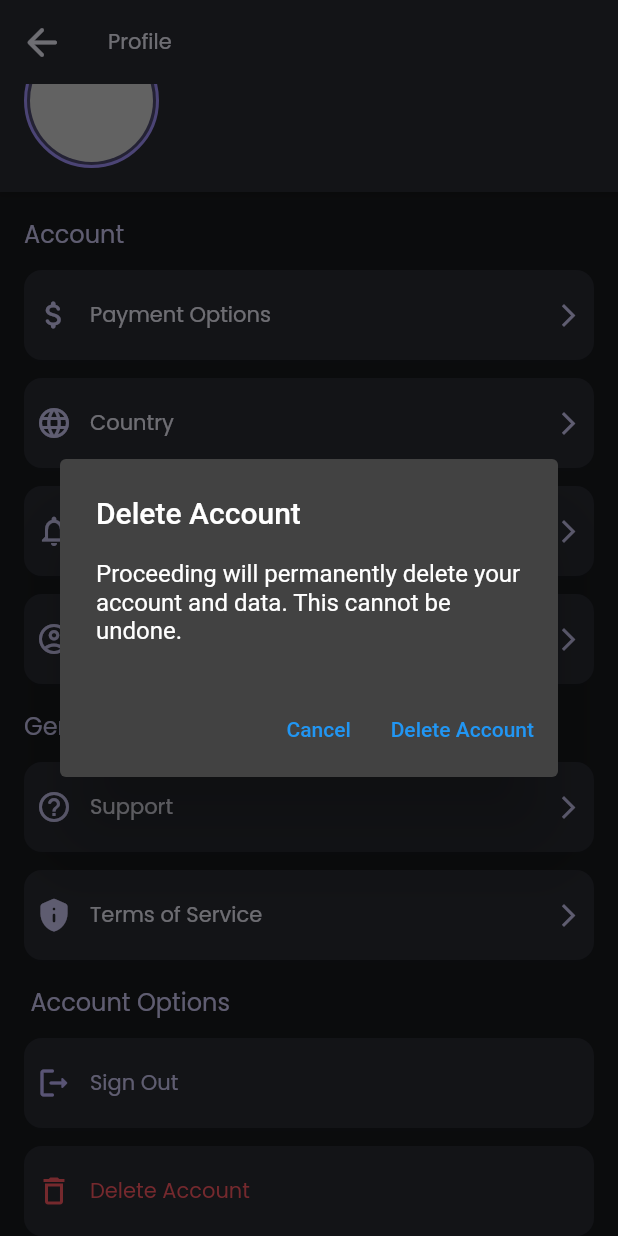
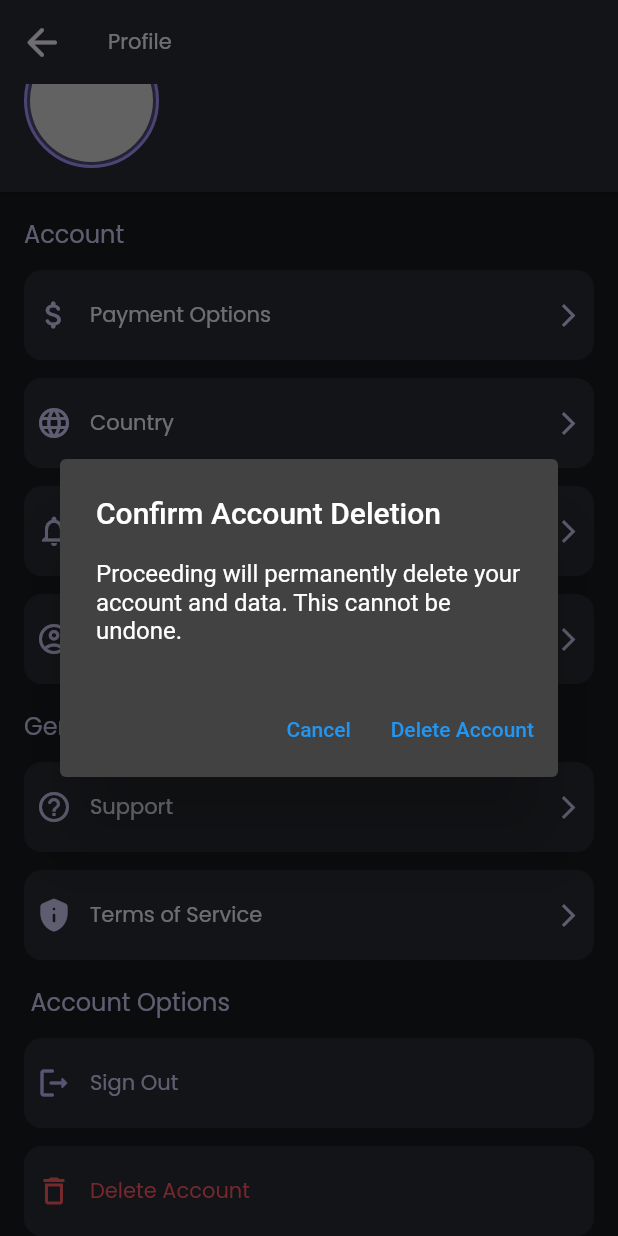
Before and after one commit to Aiden2244/vusic, a Flutter app: the SettingsPageWidget screen opened by its route, scrolled down 51 dp, after a tap on "Delete Account", on a phone screen of 412 x 824 dp. Run offline on Flutter 3.47's test engine with Material 2 defaults, Android fonts, the phone set to English and light mode, and no system bars; drawn by our look-alikes of cached_network_image; our stand-ins replace auto_size_text, cloud_firestore, dropdown_button2, firebase_auth, firebase_core, flutter_animate and 12 more; missing offline and left inert: json_path; accounts and stored records are empty; network calls fail.

Commit message:
Updating to latest FlutterFlow output.

```diff
--- a/lib/pages/login_page/login_page_model.dart
+++ b/lib/pages/login_page/login_page_model.dart
@@ -21,7 +21,8 @@ class LoginPageModel extends FlutterFlowModel {
       return 'Field is required';
     }
 
-    if (!RegExp('').hasMatch(val)) {
+    if (!RegExp('^[a-zA-Z0-9._%+-]+@[a-zA-Z0-9.-]+\\.[a-zA-Z]{2,}\$')
+        .hasMatch(val)) {
       return 'Email is invalid';
     }
     return null;
--- a/lib/pages/settings_page/settings_page_widget.dart
+++ b/lib/pages/settings_page/settings_page_widget.dart
@@ -571,7 +571,7 @@ class _SettingsPageWidgetState extends State<SettingsPageWidget> {
                             context: context,
                             builder: (alertDialogContext) {
                               return AlertDialog(
-                                title: Text('Delete Account'),
+                                title: Text('Confirm Account Deletion'),
                                 content: Text(
                                     'Proceeding will permanently delete your account and data. This cannot be undone.'),
                                 actions: [
```
